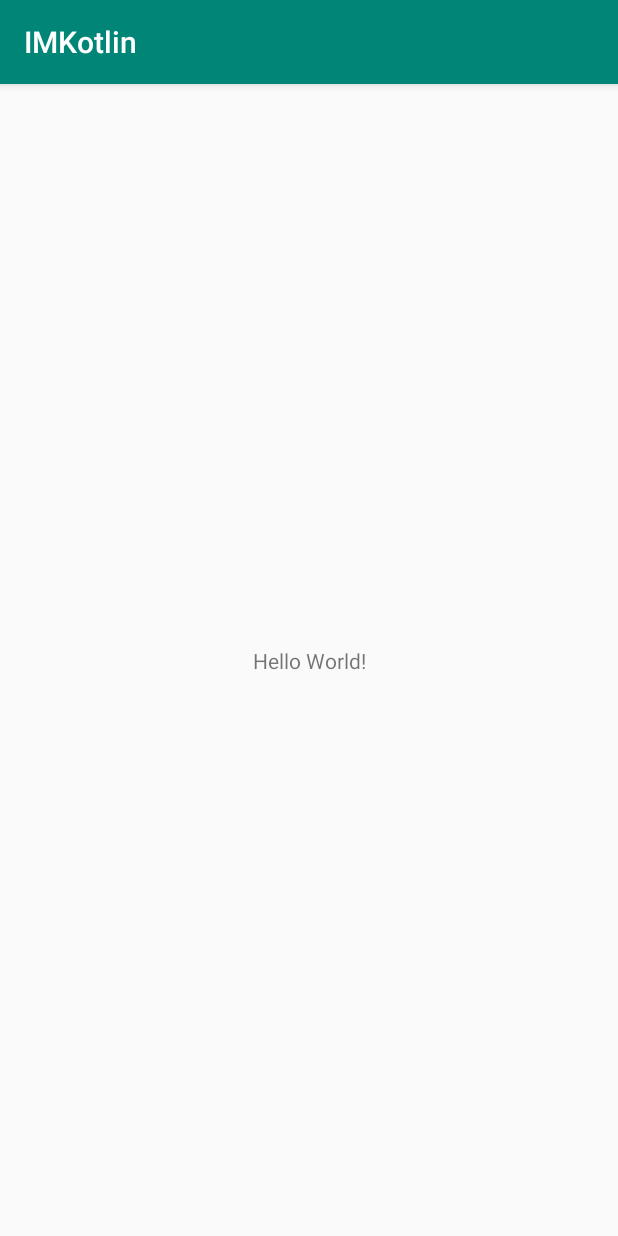
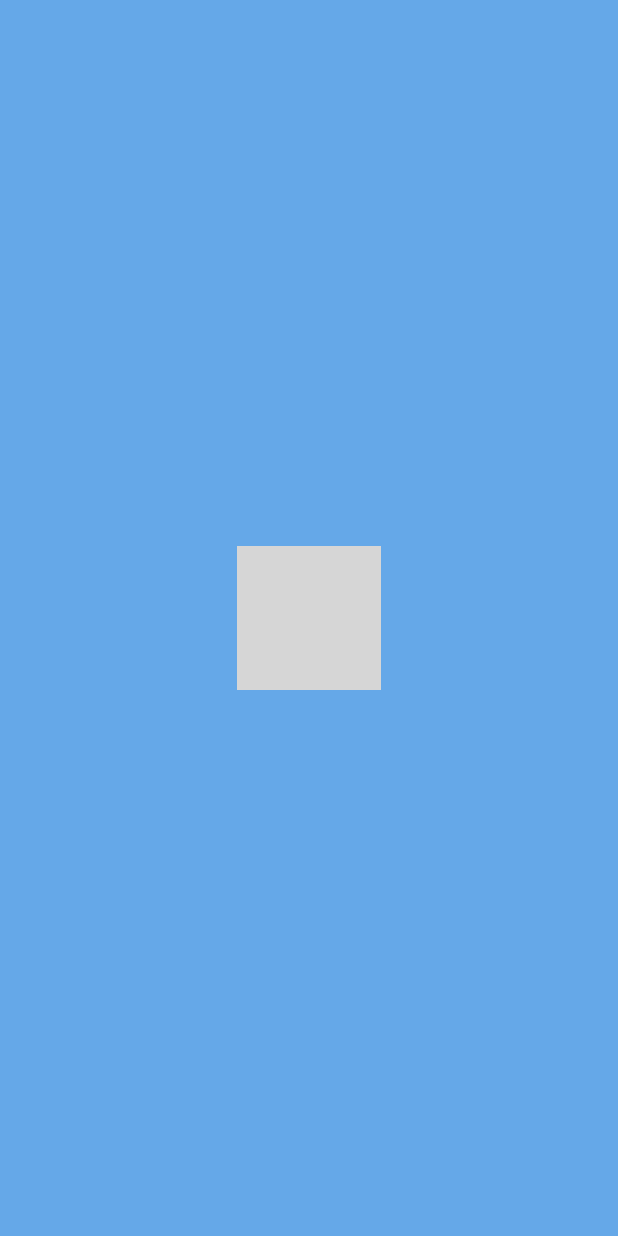
Before and after one commit to kacuam/IMKotlin, an Android app: the screen it shows after launch (MainActivity before the commit, SplashActivity after it), on a phone screen of 412 x 824 dp. Run offline under Robolectric (Android 15) with nearby library versions, the phone set to English and light mode, and no system bars; grey boxes are pictures that could not be loaded.

```diff
--- a/app/src/main/AndroidManifest.xml
+++ b/app/src/main/AndroidManifest.xml
@@ -9,7 +9,10 @@
             android:roundIcon="@mipmap/ic_launcher_round"
             android:supportsRtl="true"
             android:theme="@style/AppTheme">
-        <activity android:name=".MainActivity">
+        <activity android:name=".MainActivity"/>
+
+        <activity android:name=".SplashActivity"
+                  android:theme="@style/AppTheme.FullScreen">
             <intent-filter>
                 <action android:name="android.intent.action.MAIN"/>
 
--- a/app/src/main/res/values/colors.xml
+++ b/app/src/main/res/values/colors.xml
@@ -1,6 +1,16 @@
 <?xml version="1.0" encoding="utf-8"?>
 <resources>
-    <color name="colorPrimary">#008577</color>
-    <color name="colorPrimaryDark">#00574B</color>
-    <color name="colorAccent">#D81B60</color>
+    <color name="colorPrimary">#3F51B5</color>
+    <color name="colorPrimaryDark">#303F9F</color>
+    <color name="colorAccent">#FF4081</color>
+    <color name="bg_splash">#65A8E8</color>
+    <color name="qq_blue">#00acff</color>
+    <color name="qq_blue_pressed">#00a1db</color>
+    <color name="qq_blue_disabled">#559c9c9c</color>
+    <color name="qq_red">#ff0000</color>
+    <color name="qq_red_dark">#aa0000</color>
+    <color name="qq_gray">#e8e8e8</color>
+    <color name="qq_gray_dark">#9c9c9c</color>
+    <color name="qq_section_text_color">#8c8c8c</color>
+    <color name="half_transparent">#50000000</color>
 </resources>
--- a/app/src/main/res/values/styles.xml
+++ b/app/src/main/res/values/styles.xml
@@ -1,11 +1,15 @@
 <resources>
 
     <!-- Base application theme. -->
-    <style name="AppTheme" parent="Theme.AppCompat.Light.DarkActionBar">
+    <style name="AppTheme" parent="Theme.AppCompat.Light.NoActionBar">
         <!-- Customize your theme here. -->
         <item name="colorPrimary">@color/colorPrimary</item>
         <item name="colorPrimaryDark">@color/colorPrimaryDark</item>
         <item name="colorAccent">@color/colorAccent</item>
     </style>
 
+    <style name="AppTheme.FullScreen" parent="AppTheme">
+        <item name="android:windowFullscreen">true</item>
+    </style>
+
 </resources>
```
Also changed, not shown: app/src/main/res/values/strings.xml (+40 -0 lines), app/src/main/res/xml/bottombor_tabs.xml (added, +15 -0 lines), app/src/main/res/mipmap-xhdpi/ic_launcher.png, app/src/main/res/mipmap-xhdpi/ic_launcher_round.png.
